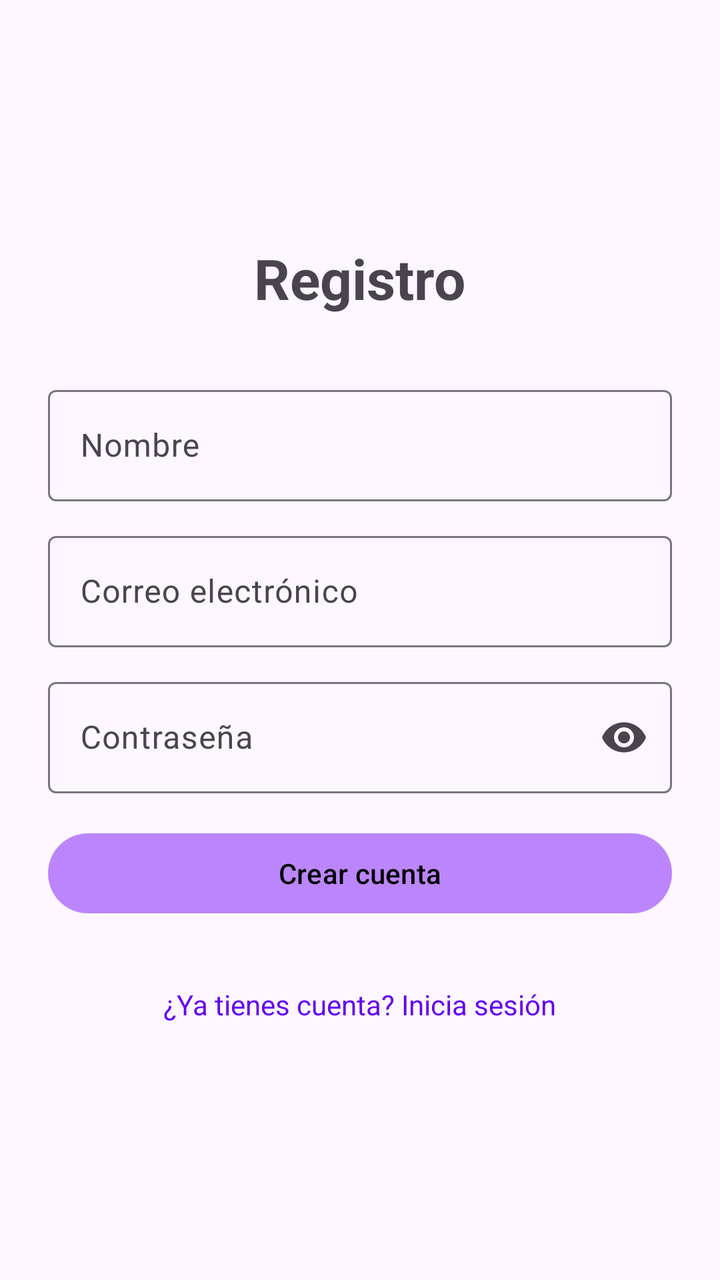
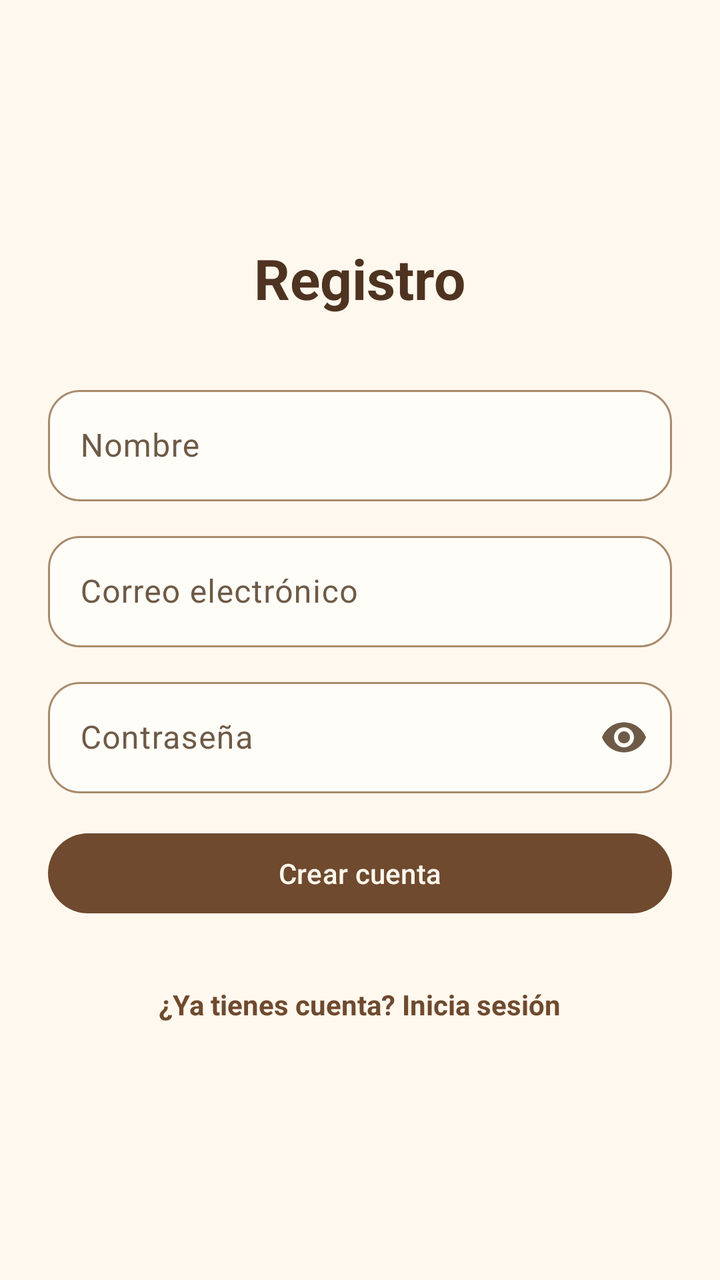

Compare the two renders of this Android layout. The source of the first and the diff that turns it into the second are given below.
<!-- AndroidManifest.xml: application theme Theme.Projecto1 -->
<!-- res/layout/activity_register.xml -->
<?xml version="1.0" encoding="utf-8"?>
<LinearLayout
    xmlns:android="http://schemas.android.com/apk/res/android"
    xmlns:app="http://schemas.android.com/apk/res-auto"
    xmlns:tools="http://schemas.android.com/tools"
    android:layout_width="match_parent"
    android:layout_height="match_parent"
    android:gravity="center"
    android:orientation="vertical"
    android:padding="24dp"
    tools:context=".ui.auth.RegisterActivity">

    <TextView
        android:layout_width="wrap_content"
        android:layout_height="wrap_content"
        android:layout_marginBottom="32dp"
        android:text="@string/register_title"
        android:textSize="28sp"
        android:textStyle="bold" />

    <com.google.android.material.textfield.TextInputLayout
        style="@style/Widget.Material3.TextInputLayout.OutlinedBox"
        android:layout_width="match_parent"
        android:layout_height="wrap_content"
        android:hint="@string/name_hint">

        <com.google.android.material.textfield.TextInputEditText
            android:id="@+id/etName"
            android:layout_width="match_parent"
            android:layout_height="wrap_content"
            android:inputType="textPersonName|textCapWords" />

    </com.google.android.material.textfield.TextInputLayout>

    <com.google.android.material.textfield.TextInputLayout
        style="@style/Widget.Material3.TextInputLayout.OutlinedBox"
        android:layout_width="match_parent"
        android:layout_height="wrap_content"
        android:layout_marginTop="12dp"
        android:hint="@string/email_hint">

        <com.google.android.material.textfield.TextInputEditText
            android:id="@+id/etEmail"
            android:layout_width="match_parent"
            android:layout_height="wrap_content"
            android:inputType="textEmailAddress" />

    </com.google.android.material.textfield.TextInputLayout>

    <com.google.android.material.textfield.TextInputLayout
        style="@style/Widget.Material3.TextInputLayout.OutlinedBox"
        android:layout_width="match_parent"
        android:layout_height="wrap_content"
        android:layout_marginTop="12dp"
        android:hint="@string/password_hint"
        app:endIconMode="password_toggle">

        <com.google.android.material.textfield.TextInputEditText
            android:id="@+id/etPassword"
            android:layout_width="match_parent"
            android:layout_height="wrap_content"
            android:inputType="textPassword" />

    </com.google.android.material.textfield.TextInputLayout>

    <TextView
        android:id="@+id/tvError"
        android:layout_width="match_parent"
        android:layout_height="wrap_content"
        android:layout_marginTop="12dp"
        android:textColor="@android:color/holo_red_dark"
        android:visibility="gone" />

    <Button
        android:id="@+id/btnRegister"
        android:layout_width="match_parent"
        android:layout_height="wrap_content"
        android:layout_marginTop="16dp"
        android:text="@string/register_button" />

    <ProgressBar
        android:id="@+id/progressBar"
        android:layout_width="wrap_content"
        android:layout_height="wrap_content"
        android:layout_marginTop="16dp"
        android:visibility="gone" />

    <TextView
        android:id="@+id/tvGoToLogin"
        android:layout_width="wrap_content"
        android:layout_height="wrap_content"
        android:layout_marginTop="24dp"
        android:padding="8dp"
        android:text="@string/go_to_login"
        android:textColor="@color/purple_500" />

</LinearLayout>
<!-- resources referenced by this layout -->
<resources>
  <color name="purple_500">#FF6200EE</color>
  <string name="email_hint">Correo electrónico</string>
  <string name="go_to_login">¿Ya tienes cuenta? Inicia sesión</string>
  <string name="name_hint">Nombre</string>
  <string name="password_hint">Contraseña</string>
  <string name="register_button">Crear cuenta</string>
  <string name="register_title">Registro</string>
  <style name="Theme.Projecto1" parent="Theme.Material3.Light.NoActionBar">
          
          <item name="colorPrimary">@color/purple_200</item>
          <item name="colorPrimaryVariant">@color/purple_700</item>
          <item name="colorOnPrimary">@color/black</item>
          
          <item name="colorSecondary">@color/teal_200</item>
          <item name="colorSecondaryVariant">@color/teal_200</item>
          <item name="colorOnSecondary">@color/black</item>
          
          <item name="android:statusBarColor">?attr/colorPrimaryVariant</item>
      </style>
  <color name="purple_200">#FFBB86FC</color>
  <color name="purple_700">#FF3700B3</color>
  <color name="black">#FF000000</color>
  <color name="teal_200">#FF03DAC5</color>
</resources>

<!-- the commit's change to res/layout/activity_register.xml (unified diff, before → after) -->
@@ -15,11 +15,12 @@
         android:layout_height="wrap_content"
         android:layout_marginBottom="32dp"
         android:text="@string/register_title"
+        android:textColor="@color/coffee_dark"
         android:textSize="28sp"
         android:textStyle="bold" />
 
     <com.google.android.material.textfield.TextInputLayout
-        style="@style/Widget.Material3.TextInputLayout.OutlinedBox"
+        style="@style/Widget.Projecto1.TextInput"
         android:layout_width="match_parent"
         android:layout_height="wrap_content"
         android:hint="@string/name_hint">
@@ -33,7 +34,7 @@
     </com.google.android.material.textfield.TextInputLayout>
 
     <com.google.android.material.textfield.TextInputLayout
-        style="@style/Widget.Material3.TextInputLayout.OutlinedBox"
+        style="@style/Widget.Projecto1.TextInput"
         android:layout_width="match_parent"
         android:layout_height="wrap_content"
         android:layout_marginTop="12dp"
@@ -48,7 +49,7 @@
     </com.google.android.material.textfield.TextInputLayout>
 
     <com.google.android.material.textfield.TextInputLayout
-        style="@style/Widget.Material3.TextInputLayout.OutlinedBox"
+        style="@style/Widget.Projecto1.TextInput"
         android:layout_width="match_parent"
         android:layout_height="wrap_content"
         android:layout_marginTop="12dp"
@@ -68,7 +69,7 @@
         android:layout_width="match_parent"
         android:layout_height="wrap_content"
         android:layout_marginTop="12dp"
-        android:textColor="@android:color/holo_red_dark"
+        android:textColor="@color/error_red"
         android:visibility="gone" />
 
     <Button
@@ -92,6 +93,7 @@
         android:layout_marginTop="24dp"
         android:padding="8dp"
         android:text="@string/go_to_login"
-        android:textColor="@color/purple_500" />
+        android:textColor="@color/coffee"
+        android:textStyle="bold" />
 
 </LinearLayout>
<!-- resource entries referenced after the edit -->
@@ -1,27 +1,48 @@
 <!-- resources referenced by this layout -->
 <resources>
-  <color name="purple_500">#FF6200EE</color>
+  <color name="coffee">#FF6F4A2F</color>
+  <color name="coffee_dark">#FF4E3320</color>
+  <color name="error_red">#FFB3261E</color>
   <string name="email_hint">Correo electrónico</string>
   <string name="go_to_login">¿Ya tienes cuenta? Inicia sesión</string>
   <string name="name_hint">Nombre</string>
   <string name="password_hint">Contraseña</string>
   <string name="register_button">Crear cuenta</string>
   <string name="register_title">Registro</string>
+  <style name="Widget.Projecto1.TextInput" parent="Widget.Material3.TextInputLayout.OutlinedBox">
+          <item name="boxBackgroundColor">@color/bubble_received</item>
+          <item name="boxCornerRadiusTopStart">16dp</item>
+          <item name="boxCornerRadiusTopEnd">16dp</item>
+          <item name="boxCornerRadiusBottomStart">16dp</item>
+          <item name="boxCornerRadiusBottomEnd">16dp</item>
+      </style>
   <style name="Theme.Projecto1" parent="Theme.Material3.Light.NoActionBar">
           
-          <item name="colorPrimary">@color/purple_200</item>
-          <item name="colorPrimaryVariant">@color/purple_700</item>
-          <item name="colorOnPrimary">@color/black</item>
+          <item name="colorPrimary">@color/coffee</item>
+          <item name="colorPrimaryVariant">@color/coffee_dark</item>
+          <item name="colorOnPrimary">@color/cream_background</item>
+          <item name="colorPrimaryContainer">@color/cream_dark</item>
+          <item name="colorOnPrimaryContainer">@color/coffee_dark</item>
+          <item name="colorSecondary">@color/coffee</item>
+          <item name="colorSecondaryVariant">@color/coffee_dark</item>
+          <item name="colorOnSecondary">@color/cream_background</item>
           
-          <item name="colorSecondary">@color/teal_200</item>
-          <item name="colorSecondaryVariant">@color/teal_200</item>
-          <item name="colorOnSecondary">@color/black</item>
+          <item name="colorSurface">@color/bubble_received</item>
+          <item name="colorOnSurface">@color/text_primary</item>
+          <item name="colorOnSurfaceVariant">@color/text_secondary</item>
+          <item name="colorOutline">@color/coffee_light</item>
+          <item name="colorError">@color/error_red</item>
           
-          <item name="android:statusBarColor">?attr/colorPrimaryVariant</item>
+          <item name="android:colorBackground">@color/cream_background</item>
+          <item name="android:windowBackground">@color/cream_background</item>
+          <item name="android:statusBarColor">@color/coffee_dark</item>
+          <item name="android:windowLightStatusBar">false</item>
       </style>
-  <color name="purple_200">#FFBB86FC</color>
-  <color name="purple_700">#FF3700B3</color>
-  <color name="black">#FF000000</color>
-  <color name="teal_200">#FF03DAC5</color>
+  <color name="bubble_received">#FFFFFDF8</color>
+  <color name="cream_background">#FFFFF8EE</color>
+  <color name="cream_dark">#FFF1E3CC</color>
+  <color name="text_primary">#FF3E2C1E</color>
+  <color name="text_secondary">#FF6E5A46</color>
+  <color name="coffee_light">#FFA88B6C</color>
 </resources>
 
